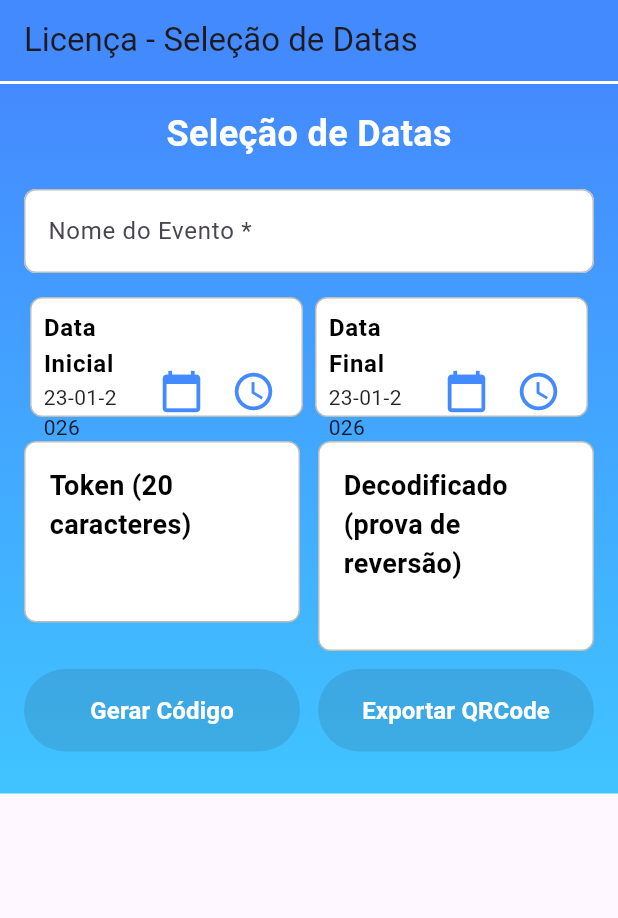
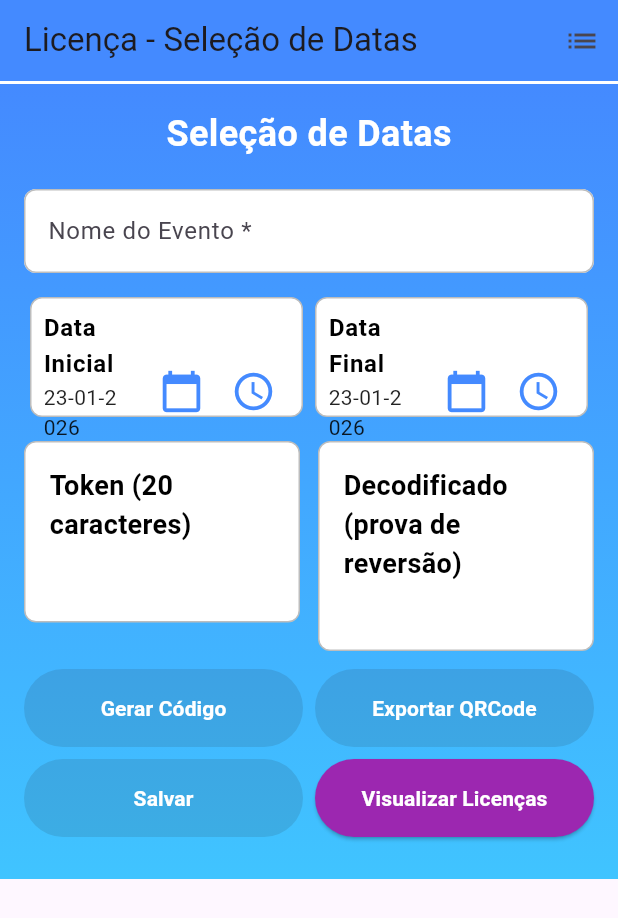
Before and after one commit to FabioAlecsandro9/licencacontrole, a Flutter app: the screen it shows after launch, on a phone screen of 412 x 824 dp. Shown: the top 918 px of the screen. Run offline on Flutter 3.47's test engine with Material 3 defaults, Android fonts, the phone set to English and light mode, and no system bars; our stand-ins replace pdf, permission_handler, sqflite; accounts and stored records are empty.

Commit message:
Geração de PDF, criação da tela pra visualização e exclusão das licenças.

```diff
--- a/lib/date_screen.dart
+++ b/lib/date_screen.dart
@@ -5,6 +5,8 @@ import 'package:crypto/crypto.dart' as crypto;
 import 'package:flutter/material.dart';
 import 'package:path_provider/path_provider.dart';
 import 'package:permission_handler/permission_handler.dart';
+import 'database_helper.dart';
+import 'licenses_screen.dart';
 import 'package:pdf/widgets.dart' as pw;
 
 class DateScreen extends StatefulWidget {
@@ -53,7 +55,6 @@ class _DateScreenState extends State<DateScreen> {
     _initialTime = const TimeOfDay(hour: 0, minute: 0);
     _finalTime = const TimeOfDay(hour: 23, minute: 59);
 
-    // Não gera automaticamente se o evento estiver vazio
     _encryptedData = '';
     _decodedInfo = '';
     _error = '';
@@ -80,9 +81,14 @@ class _DateScreenState extends State<DateScreen> {
     return '$dd-$mm-$yyyy $hh:$mi';
   }
 
-  void _showSnack(String msg) {
+  void _showSnack(
+    String msg, {
+    Duration duration = const Duration(seconds: 4),
+  }) {
     if (!mounted) return;
-    ScaffoldMessenger.of(context).showSnackBar(SnackBar(content: Text(msg)));
+    ScaffoldMessenger.of(
+      context,
+    ).showSnackBar(SnackBar(content: Text(msg), duration: duration));
   }
 
   String _sanitizeFileName(String s) {
@@ -114,11 +120,10 @@ class _DateScreenState extends State<DateScreen> {
   }
 
   // ======================= TOKEN CORE =======================
-  void _updateEncryptedData() {
+  Future<void> _updateEncryptedData() async {
     _error = '';
     _decodedInfo = '';
 
-    // ✅ Validação: evento obrigatório
     if (!_eventoPreenchido) {
       _encryptedData = '';
       _error = 'Preencha o Nome do Evento para gerar a licença.';
@@ -149,7 +154,7 @@ class _DateScreenState extends State<DateScreen> {
 
       final decoded = _decodeToken(token);
       _decodedInfo =
-          'Início: ${_fmtDateTimeLocal(decoded.$1)}\nFim:    ${_fmtDateTimeLocal(decoded.$2)}';
+          'Início: ${_fmtDateTimeLocal(decoded.$1)} / Fim: ${_fmtDateTimeLocal(decoded.$2)}';
     } catch (e) {
       _encryptedData = '';
       _decodedInfo = '';
@@ -438,11 +443,48 @@ class _DateScreenState extends State<DateScreen> {
     return dir;
   }
 
+  // ======================= SAVE TO DATABASE =======================
+  Future<void> _saveToDatabase() async {
+    setState(() => _error = '');
+
+    if (!_eventoPreenchido) {
+      setState(() => _error = 'Preencha o Nome do Evento para salvar.');
+      return;
+    }
+
+    if (_encryptedData.isEmpty) {
+      setState(() => _error = 'Gere o token antes de salvar.');
+      return;
+    }
+
+    try {
+      final dbHelper = DatabaseHelper();
+      final exists = await dbHelper.tokenExists(_encryptedData);
+      if (exists) {
+        _showSnack('Licença já existe no banco de dados.');
+        return;
+      }
+
+      final startLocal = _combineLocal(_initialDate!, _initialTime!);
+      final endLocal = _combineLocal(_finalDate!, _finalTime!);
+
+      await dbHelper.insertLicenca({
+        'nome_evento': _eventoController.text.trim(),
+        'data_inicial': _fmtDateTimeLocal(startLocal),
+        'data_final': _fmtDateTimeLocal(endLocal),
+        'token': _encryptedData,
+      });
+
+      _showSnack('Licença salva no banco de dados.');
+    } catch (e) {
+      setState(() => _error = 'Erro ao salvar no banco: $e');
+    }
+  }
+
   // ======================= EXPORT TO PDF (QRCode) =======================
   Future<void> _exportToPDF() async {
     setState(() => _error = '');
 
-    // ✅ Bloqueia exportação se evento vazio
     if (!_eventoPreenchido) {
       setState(() => _error = 'Preencha o Nome do Evento para exportar.');
       return;
@@ -484,7 +526,7 @@ class _DateScreenState extends State<DateScreen> {
                   style: const pw.TextStyle(fontSize: 14),
                 ),
                 pw.SizedBox(height: 10),
-                pw.Text(_decodedInfo, style: const pw.TextStyle(fontSize: 12)),
+                pw.Text(_decodedInfo, style: const pw.TextStyle(fontSize: 16)),
                 pw.SizedBox(height: 18),
                 pw.BarcodeWidget(
                   barcode: pw.Barcode.qrCode(),
@@ -543,10 +585,36 @@ class _DateScreenState extends State<DateScreen> {
     );
   }
 
+  // ✅ Helper para botão expandido
+  Widget _actionButton({
+    required String text,
+    required Color color,
+    required VoidCallback? onPressed,
+  }) {
+    return ElevatedButton(
+      onPressed: onPressed,
+      style: ElevatedButton.styleFrom(
+        backgroundColor: color,
+        padding: const EdgeInsets.symmetric(horizontal: 8, vertical: 16),
+      ),
+      child: FittedBox(
+        fit: BoxFit.scaleDown,
+        child: Text(
+          text,
+          textAlign: TextAlign.center,
+          style: const TextStyle(
+            color: Colors.white,
+            fontSize: 14,
+            fontWeight: FontWeight.bold,
+          ),
+        ),
+      ),
+    );
+  }
+
   @override
   Widget build(BuildContext context) {
-    final bool canGenerate =
-        _eventoPreenchido; // ✅ só gera se evento preenchido
+    final bool canGenerate = _eventoPreenchido;
     final bool canExport = _eventoPreenchido && _encryptedData.isNotEmpty;
 
     return Scaffold(
@@ -555,6 +623,19 @@ class _DateScreenState extends State<DateScreen> {
         child: AppBar(
           title: const Text('Licença - Seleção de Datas'),
           backgroundColor: Colors.blueAccent,
+          actions: [
+            IconButton(
+              icon: const Icon(Icons.list),
+              onPressed: () {
+                Navigator.push(
+                  context,
+                  MaterialPageRoute(
+                    builder: (context) => const LicensesScreen(),
+                  ),
+                );
+              },
+            ),
+          ],
           bottom: PreferredSize(
             preferredSize: const Size.fromHeight(2.0),
             child: Container(color: Colors.white, height: 2.0),
@@ -609,12 +690,10 @@ class _DateScreenState extends State<DateScreen> {
                   ),
                   onChanged: (_) {
                     setState(() {
-                      // Se limpar o evento, limpa token/decodificado
                       if (!_eventoPreenchido) {
                         _encryptedData = '';
                         _decodedInfo = '';
                       } else {
-                        // se já tinha token, atualiza para refletir o evento
                         if (_encryptedData.isNotEmpty) _updateEncryptedData();
                       }
                       _error = '';
@@ -766,6 +845,7 @@ class _DateScreenState extends State<DateScreen> {
                             fontSize: 14,
                             color: Colors.black87,
                             height: 1.3,
+                            fontWeight: FontWeight.bold,
                           ),
                         ),
                       ),
@@ -775,50 +855,60 @@ class _DateScreenState extends State<DateScreen> {
 
                 const SizedBox(height: 12),
 
-                Row(
+                // ✅ Botões em DUAS LINHAS (2 por linha)
+                Column(
                   children: [
-                    Expanded(
-                      child: ElevatedButton(
-                        onPressed: canGenerate
-                            ? () => setState(_updateEncryptedData)
-                            : null,
-                        style: ElevatedButton.styleFrom(
-                          backgroundColor: Colors.blueAccent,
-                          padding: const EdgeInsets.symmetric(
-                            horizontal: 16,
-                            vertical: 16,
+                    Row(
+                      children: [
+                        Expanded(
+                          child: _actionButton(
+                            text: 'Gerar Código',
+                            color: Colors.grey,
+                            onPressed: canGenerate
+                                ? () async {
+                                    setState(() {});
+                                    await _updateEncryptedData();
+                                    setState(() {});
+                                  }
+                                : null,
                           ),
                         ),
-                        child: const Text(
-                          'Gerar Código',
-                          style: TextStyle(
-                            color: Colors.white,
-                            fontSize: 16,
-                            fontWeight: FontWeight.bold,
+                        const SizedBox(width: 8),
+                        Expanded(
+                          child: _actionButton(
+                            text: 'Exportar QRCode',
+                            color: Colors.black,
+                            onPressed: canExport ? _exportToPDF : null,
                           ),
                         ),
-                      ),
+                      ],
                     ),
-                    const SizedBox(width: 12),
-                    Expanded(
-                      child: ElevatedButton(
-                        onPressed: canExport ? _exportToPDF : null,
-                        style: ElevatedButton.styleFrom(
-                          backgroundColor: Colors.green,
-                          padding: const EdgeInsets.symmetric(
-                            horizontal: 16,
-                            vertical: 16,
+                    const SizedBox(height: 8),
+                    Row(
+                      children: [
+                        Expanded(
+                          child: _actionButton(
+                            text: 'Salvar',
+                            color: Colors.green,
+                            onPressed: canExport ? _saveToDatabase : null,
                           ),
                         ),
-                        child: const Text(
-                          'Exportar QRCode',
-                          style: TextStyle(
-                            color: Colors.white,
-                            fontSize: 16,
-                            fontWeight: FontWeight.bold,
+                        const SizedBox(width: 8),
+                        Expanded(
+                          child: _actionButton(
+                            text: 'Visualizar Licenças',
+                            color: Colors.purple,
+                            onPressed: () {
+                              Navigator.push(
+                                context,
+                                MaterialPageRoute(
+                                  builder: (context) => const LicensesScreen(),
+                                ),
+                              );
+                            },
                           ),
                         ),
-                      ),
+                      ],
                     ),
                   ],
                 ),
--- a/pubspec.yaml
+++ b/pubspec.yaml
@@ -42,6 +42,8 @@ dependencies:
   pdf: ^3.10.7
   path_provider: ^2.1.3
   permission_handler: ^11.3.1
+  sqflite: ^2.3.3
+  path: ^1.9.0
 
 dev_dependencies:
   flutter_test:
```
Also changed, not shown: lib/database_helper.dart (added, +61 -0 lines), lib/licenses_screen.dart (added, +216 -0 lines), pubspec.lock, 1 other file.
